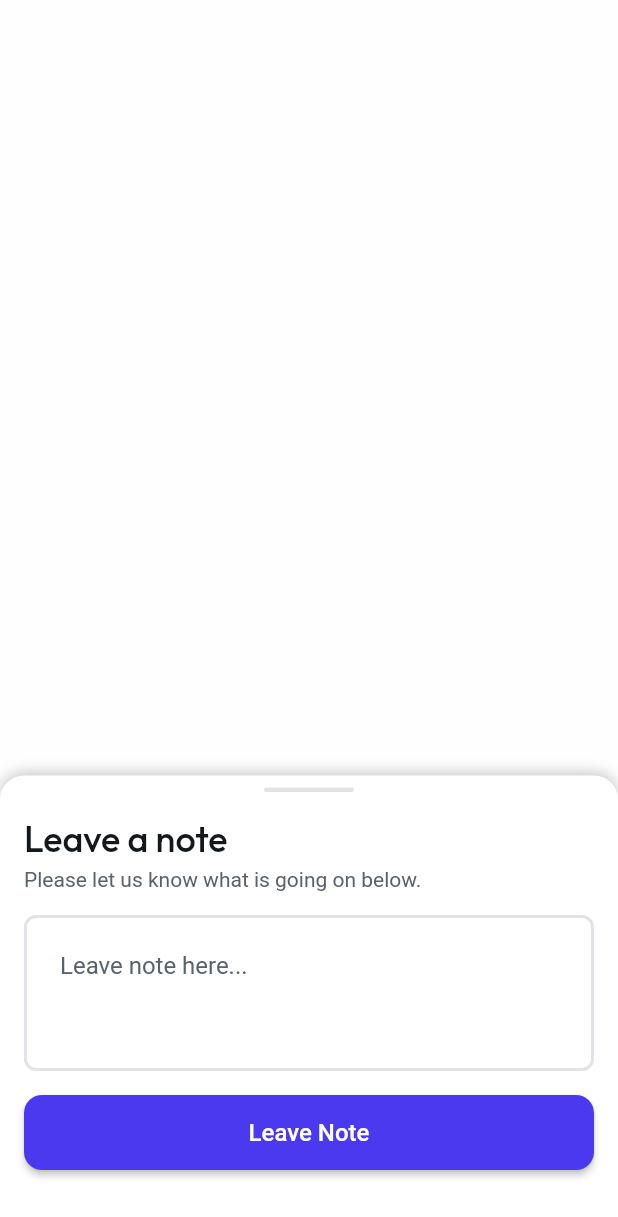
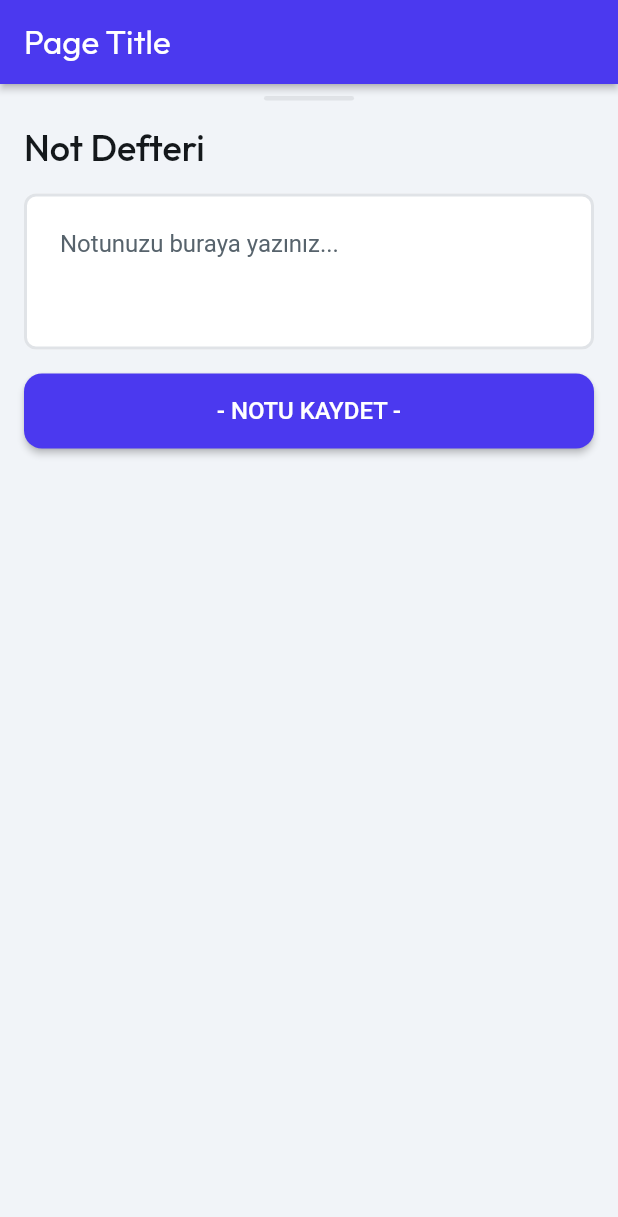
Before and after one commit to turanedizsacakli/testbookapp, a Flutter app: the NotesPageWidget screen opened directly, on a phone screen of 412 x 824 dp. Shown: the top 1217 px of the screen. Run offline on Flutter 3.47's test engine with Material 2 defaults, Android fonts, the phone set to English and light mode, and no system bars; drawn by our look-alikes of auto_size_text; our stand-ins replace cloud_firestore, easy_debounce, firebase_auth, firebase_core, font_awesome_flutter, from_css_color and 9 more; missing offline and left inert: json_path; accounts and stored records are empty; network calls fail; Roboto replaces fonts that are missing (Readex Pro).

Commit message:
note page design and component design...

```diff
--- a/lib/app_state.dart
+++ b/lib/app_state.dart
@@ -33,6 +33,9 @@ class FFAppState extends ChangeNotifier {
     });
     _safeInit(() {
       _answerControl = prefs.getString('ff_answerControl') ?? _answerControl;
+    });
+    _safeInit(() {
+      _note = prefs.getString('ff_note') ?? _note;
     });
   }
 
@@ -77,6 +80,13 @@ class FFAppState extends ChangeNotifier {
     _answerControl = _value;
     prefs.setString('ff_answerControl', _value);
   }
+
+  String _note = '';
+  String get note => _note;
+  set note(String _value) {
+    _note = _value;
+    prefs.setString('ff_note', _value);
+  }
 }
 
 LatLng? _latLngFromString(String? val) {
--- a/lib/choose_page/choose_page_widget.dart
+++ b/lib/choose_page/choose_page_widget.dart
@@ -254,6 +254,14 @@ class _ChoosePageWidgetState extends State<ChoosePageWidget> {
                               ),
                               child: Align(
                                 alignment: AlignmentDirectional(0.00, 0.00),
+                                child: InkWell(
+                                  splashColor: Colors.transparent,
+                                  focusColor: Colors.transparent,
+                                  hoverColor: Colors.transparent,
+                                  highlightColor: Colors.transparent,
+                                  onTap: () async {
+                                    context.pushNamed('notesPage');
+                                  },
                                   child: Text(
                                     'NOTES',
                                     style: FlutterFlowTheme.of(context)
@@ -265,6 +273,7 @@ class _ChoosePageWidgetState extends State<ChoosePageWidget> {
                                           fontSize: 20.0,
                                           fontWeight: FontWeight.w800,
                                           decoration: TextDecoration.underline,
+                                        ),
                                   ),
                                 ),
                               ),
--- /dev/null
+++ b/lib/components/notes_component_model.dart
@@ -0,0 +1,29 @@
+import '/flutter_flow/flutter_flow_theme.dart';
+import '/flutter_flow/flutter_flow_util.dart';
+import '/flutter_flow/flutter_flow_widgets.dart';
+import 'dart:ui';
+import 'notes_component_widget.dart' show NotesComponentWidget;
+import 'package:easy_debounce/easy_debounce.dart';
+import 'package:flutter/material.dart';
+import 'package:google_fonts/google_fonts.dart';
+import 'package:provider/provider.dart';
+
+class NotesComponentModel extends FlutterFlowModel<NotesComponentWidget> {
+  ///  State fields for stateful widgets in this component.
+
+  // State field(s) for note widget.
+  TextEditingController? noteController;
+  String? Function(BuildContext, String?)? noteControllerValidator;
+
+  /// Initialization and disposal methods.
+
+  void initState(BuildContext context) {}
+
+  void dispose() {
+    noteController?.dispose();
+  }
+
+  /// Action blocks are added here.
+
+  /// Additional helper methods are added here.
+}
--- a/lib/components/notes_page_widget.dart
+++ b/lib/components/notes_component_widget.dart
@@ -2,21 +2,22 @@ import '/flutter_flow/flutter_flow_theme.dart';
 import '/flutter_flow/flutter_flow_util.dart';
 import '/flutter_flow/flutter_flow_widgets.dart';
 import 'dart:ui';
+import 'package:easy_debounce/easy_debounce.dart';
 import 'package:flutter/material.dart';
 import 'package:google_fonts/google_fonts.dart';
 import 'package:provider/provider.dart';
-import 'notes_page_model.dart';
-export 'notes_page_model.dart';
+import 'notes_component_model.dart';
+export 'notes_component_model.dart';
 
-class NotesPageWidget extends StatefulWidget {
-  const NotesPageWidget({Key? key}) : super(key: key);
+class NotesComponentWidget extends StatefulWidget {
+  const NotesComponentWidget({Key? key}) : super(key: key);
 
   @override
-  _NotesPageWidgetState createState() => _NotesPageWidgetState();
+  _NotesComponentWidgetState createState() => _NotesComponentWidgetState();
 }
 
-class _NotesPageWidgetState extends State<NotesPageWidget> {
-  late NotesPageModel _model;
+class _NotesComponentWidgetState extends State<NotesComponentWidget> {
+  late NotesComponentModel _model;
 
   @override
   void setState(VoidCallback callback) {
@@ -27,9 +28,9 @@ class _NotesPageWidgetState extends State<NotesPageWidget> {
   @override
   void initState() {
     super.initState();
-    _model = createModel(context, () => NotesPageModel());
+    _model = createModel(context, () => NotesComponentModel());
 
-    _model.emailAddressController ??= TextEditingController();
+    _model.noteController ??= TextEditingController();
   }
 
   @override
@@ -102,28 +103,29 @@ class _NotesPageWidgetState extends State<NotesPageWidget> {
                         padding: EdgeInsetsDirectional.fromSTEB(
                             16.0, 16.0, 0.0, 0.0),
                         child: Text(
-                          'Leave a note',
+                          'Not Defteri',
                           style: FlutterFlowTheme.of(context).headlineSmall,
-                        ),
-                      ),
-                      Padding(
-                        padding:
-                            EdgeInsetsDirectional.fromSTEB(16.0, 4.0, 0.0, 0.0),
-                        child: Text(
-                          'Please let us know what is going on below.',
-                          style: FlutterFlowTheme.of(context).labelMedium,
                         ),
                       ),
                       Padding(
                         padding: EdgeInsetsDirectional.fromSTEB(
                             16.0, 16.0, 16.0, 0.0),
                         child: TextFormField(
-                          controller: _model.emailAddressController,
+                          controller: _model.noteController,
+                          onChanged: (_) => EasyDebounce.debounce(
+                            '_model.noteController',
+                            Duration(milliseconds: 2000),
+                            () async {
+                              setState(() {
+                                _model.noteController?.text = FFAppState().note;
+                              });
+                            },
+                          ),
                           textCapitalization: TextCapitalization.sentences,
                           obscureText: false,
                           decoration: InputDecoration(
                             labelStyle: FlutterFlowTheme.of(context).bodyLarge,
-                            hintText: 'Leave note here...',
+                            hintText: 'Notunuzu buraya yazınız...',
                             hintStyle: FlutterFlowTheme.of(context).labelLarge,
                             enabledBorder: OutlineInputBorder(
                               borderSide: BorderSide(
@@ -162,7 +164,7 @@ class _NotesPageWidgetState extends State<NotesPageWidget> {
                           style: FlutterFlowTheme.of(context).bodyMedium,
                           maxLines: 4,
                           cursorColor: FlutterFlowTheme.of(context).primary,
-                          validator: _model.emailAddressControllerValidator
+                          validator: _model.noteControllerValidator
                               .asValidator(context),
                         ),
                       ),
@@ -170,10 +172,12 @@ class _NotesPageWidgetState extends State<NotesPageWidget> {
                         padding: EdgeInsetsDirectional.fromSTEB(
                             16.0, 16.0, 16.0, 44.0),
                         child: FFButtonWidget(
-                          onPressed: () {
-                            print('Button pressed ...');
+                          onPressed: () async {
+                            setState(() {
+                              _model.noteController?.text = FFAppState().note;
+                            });
                           },
-                          text: 'Leave Note',
+                          text: '- NOTU KAYDET -',
                           options: FFButtonOptions(
                             width: double.infinity,
                             height: 50.0,
--- a/lib/flutter_flow/nav/nav.dart
+++ b/lib/flutter_flow/nav/nav.dart
@@ -116,6 +116,11 @@ GoRouter createRouter(AppStateNotifier appStateNotifier) => GoRouter(
           name: 'denemeSayfasi',
           path: '/denemeSayfasi',
           builder: (context, params) => DenemeSayfasiWidget(),
+        ),
+        FFRoute(
+          name: 'notesPage',
+          path: '/notesPage',
+          builder: (context, params) => NotesPageWidget(),
         )
       ].map((r) => r.toRoute(appStateNotifier)).toList(),
     );
--- a/lib/index.dart
+++ b/lib/index.dart
@@ -6,3 +6,4 @@ export '/explanation_page/explanation_page_widget.dart'
     show ExplanationPageWidget;
 export '/choose_page/choose_page_widget.dart' show ChoosePageWidget;
 export '/deneme_sayfasi/deneme_sayfasi_widget.dart' show DenemeSayfasiWidget;
+export '/notes_page/notes_page_widget.dart' show NotesPageWidget;
--- a/lib/components/notes_page_model.dart
+++ b/lib/notes_page/notes_page_model.dart
@@ -1,25 +1,26 @@
 import '/flutter_flow/flutter_flow_theme.dart';
 import '/flutter_flow/flutter_flow_util.dart';
 import '/flutter_flow/flutter_flow_widgets.dart';
-import 'dart:ui';
 import 'notes_page_widget.dart' show NotesPageWidget;
 import 'package:flutter/material.dart';
 import 'package:google_fonts/google_fonts.dart';
 import 'package:provider/provider.dart';
 
 class NotesPageModel extends FlutterFlowModel<NotesPageWidget> {
-  ///  State fields for stateful widgets in this component.
+  ///  State fields for stateful widgets in this page.
 
-  // State field(s) for emailAddress widget.
-  TextEditingController? emailAddressController;
-  String? Function(BuildContext, String?)? emailAddressControllerValidator;
+  final unfocusNode = FocusNode();
+  // State field(s) for note widget.
+  TextEditingController? noteController;
+  String? Function(BuildContext, String?)? noteControllerValidator;
 
   /// Initialization and disposal methods.
 
   void initState(BuildContext context) {}
 
   void dispose() {
-    emailAddressController?.dispose();
+    unfocusNode.dispose();
+    noteController?.dispose();
   }
 
   /// Action blocks are added here.
--- /dev/null
+++ b/lib/notes_page/notes_page_widget.dart
@@ -0,0 +1,181 @@
+import '/flutter_flow/flutter_flow_theme.dart';
+import '/flutter_flow/flutter_flow_util.dart';
+import '/flutter_flow/flutter_flow_widgets.dart';
+import 'package:flutter/material.dart';
+import 'package:google_fonts/google_fonts.dart';
+import 'package:provider/provider.dart';
+import 'notes_page_model.dart';
+export 'notes_page_model.dart';
+
+class NotesPageWidget extends StatefulWidget {
+  const NotesPageWidget({Key? key}) : super(key: key);
+
+  @override
+  _NotesPageWidgetState createState() => _NotesPageWidgetState();
+}
+
+class _NotesPageWidgetState extends State<NotesPageWidget> {
+  late NotesPageModel _model;
+
+  final scaffoldKey = GlobalKey<ScaffoldState>();
+
+  @override
+  void initState() {
+    super.initState();
+    _model = createModel(context, () => NotesPageModel());
+
+    _model.noteController ??= TextEditingController();
+  }
+
+  @override
+  void dispose() {
+    _model.dispose();
+
+    super.dispose();
+  }
+
+  @override
+  Widget build(BuildContext context) {
+    context.watch<FFAppState>();
+
+    return GestureDetector(
+      onTap: () => _model.unfocusNode.canRequestFocus
+          ? FocusScope.of(context).requestFocus(_model.unfocusNode)
+          : FocusScope.of(context).unfocus(),
+      child: Scaffold(
+        key: scaffoldKey,
+        backgroundColor: FlutterFlowTheme.of(context).primaryBackground,
+        appBar: AppBar(
+          backgroundColor: FlutterFlowTheme.of(context).primary,
+          automaticallyImplyLeading: false,
+          title: Text(
+            'Page Title',
+            style: FlutterFlowTheme.of(context).headlineMedium.override(
+                  fontFamily: 'Outfit',
+                  color: Colors.white,
+                  fontSize: 22.0,
+                ),
+          ),
+          actions: [],
+          centerTitle: false,
+          elevation: 2.0,
+        ),
+        body: SafeArea(
+          top: true,
+          child: Padding(
+            padding: EdgeInsetsDirectional.fromSTEB(0.0, 8.0, 0.0, 0.0),
+            child: Column(
+              mainAxisSize: MainAxisSize.max,
+              crossAxisAlignment: CrossAxisAlignment.start,
+              children: [
+                Row(
+                  mainAxisSize: MainAxisSize.max,
+                  mainAxisAlignment: MainAxisAlignment.center,
+                  children: [
+                    Container(
+                      width: 60.0,
+                      height: 3.0,
+                      decoration: BoxDecoration(
+                        color: FlutterFlowTheme.of(context).alternate,
+                        borderRadius: BorderRadius.circular(4.0),
+                      ),
+                    ),
+                  ],
+                ),
+                Padding(
+                  padding: EdgeInsetsDirectional.fromSTEB(16.0, 16.0, 0.0, 0.0),
+                  child: Text(
+                    'Not Defteri',
+                    style: FlutterFlowTheme.of(context).headlineSmall,
+                  ),
+                ),
+                Padding(
+                  padding:
+                      EdgeInsetsDirectional.fromSTEB(16.0, 16.0, 16.0, 0.0),
+                  child: TextFormField(
+                    controller: _model.noteController,
+                    textCapitalization: TextCapitalization.sentences,
+                    obscureText: false,
+                    decoration: InputDecoration(
+                      labelStyle: FlutterFlowTheme.of(context).bodyLarge,
+                      hintText: 'Notunuzu buraya yazınız...',
+                      hintStyle: FlutterFlowTheme.of(context).labelLarge,
+                      enabledBorder: OutlineInputBorder(
+                        borderSide: BorderSide(
+                          color: FlutterFlowTheme.of(context).alternate,
+                          width: 2.0,
+                        ),
+                        borderRadius: BorderRadius.circular(8.0),
+                      ),
+                      focusedBorder: OutlineInputBorder(
+                        borderSide: BorderSide(
+                          color: FlutterFlowTheme.of(context).primary,
+                          width: 2.0,
+                        ),
+                        borderRadius: BorderRadius.circular(8.0),
+                      ),
+                      errorBorder: OutlineInputBorder(
+                        borderSide: BorderSide(
+                          color: FlutterFlowTheme.of(context).error,
+                          width: 2.0,
+                        ),
+                        borderRadius: BorderRadius.circular(8.0),
+                      ),
+                      focusedErrorBorder: OutlineInputBorder(
+                        borderSide: BorderSide(
+                          color: FlutterFlowTheme.of(context).error,
+                          width: 2.0,
+                        ),
+                        borderRadius: BorderRadius.circular(8.0),
+                      ),
+                      filled: true,
+                      fillColor:
+                          FlutterFlowTheme.of(context).secondaryBackground,
+                      contentPadding: EdgeInsetsDirectional.fromSTEB(
+                          24.0, 24.0, 20.0, 24.0),
+                    ),
+                    style: FlutterFlowTheme.of(context).bodyMedium,
+                    maxLines: 4,
+                    cursorColor: FlutterFlowTheme.of(context).primary,
+                    validator:
+                        _model.noteControllerValidator.asValidator(context),
+                  ),
+                ),
+                Padding(
+                  padding:
+                      EdgeInsetsDirectional.fromSTEB(16.0, 16.0, 16.0, 44.0),
+                  child: FFButtonWidget(
+                    onPressed: () {
+                      print('Button pressed ...');
+                    },
+                    text: '- NOTU KAYDET -',
+                    options: FFButtonOptions(
+                      width: double.infinity,
+                      height: 50.0,
+                      padding:
+                          EdgeInsetsDirectional.fromSTEB(0.0, 0.0, 0.0, 0.0),
+                      iconPadding:
+                          EdgeInsetsDirectional.fromSTEB(0.0, 0.0, 0.0, 0.0),
+                      color: FlutterFlowTheme.of(context).primary,
+                      textStyle:
+                          FlutterFlowTheme.of(context).titleSmall.override(
+                                fontFamily: 'Readex Pro',
+                                color: Colors.white,
+                              ),
+                      elevation: 2.0,
+                      borderSide: BorderSide(
+                        color: Colors.transparent,
+                        width: 1.0,
+                      ),
+                      borderRadius: BorderRadius.circular(12.0),
+                    ),
+                  ),
+                ),
+              ],
+            ),
+          ),
+        ),
+      ),
+    );
+  }
+}
--- a/pubspec.yaml
+++ b/pubspec.yaml
@@ -30,6 +30,7 @@ dependencies:
   cloud_firestore: 4.8.0
   cloud_firestore_platform_interface: 5.15.0
   cloud_firestore_web: 3.6.0
+  easy_debounce: 2.0.1
   firebase_auth: 4.6.2
   firebase_auth_platform_interface: 6.15.2
   firebase_auth_web: 5.5.2
```
Lines whose indentation alone changed are shown as unchanged.
